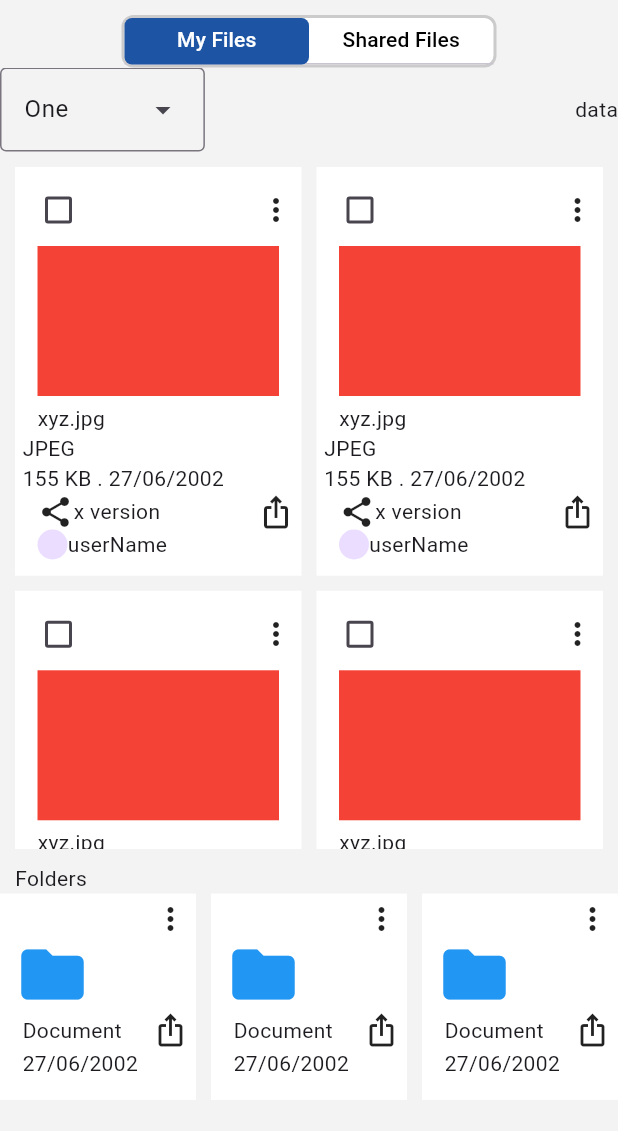
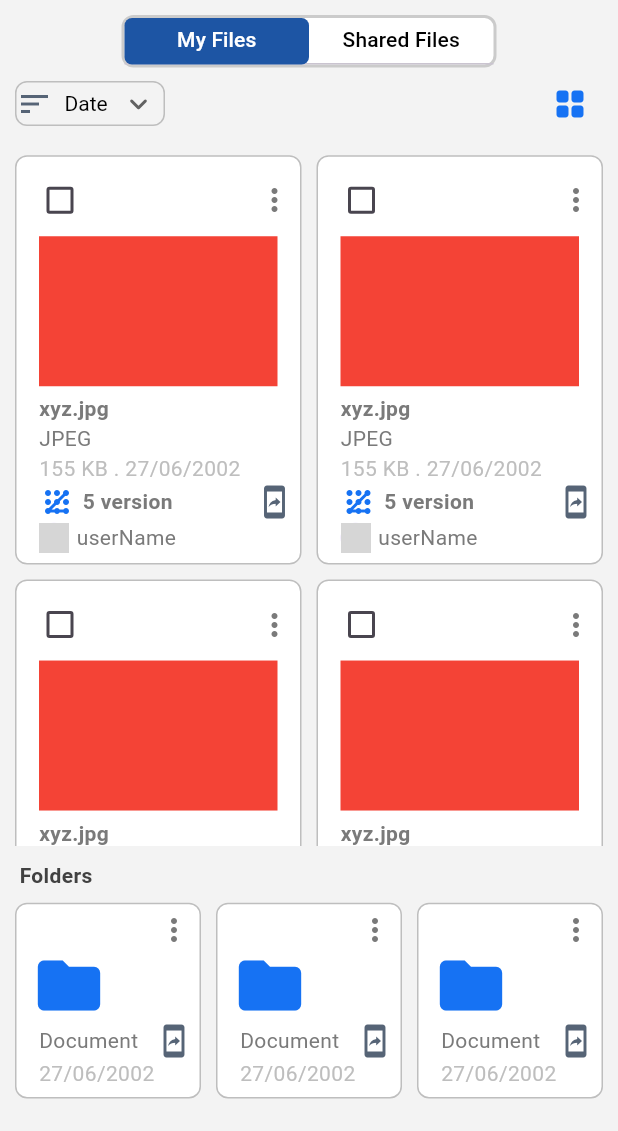
Before and after one commit to ppsshubham01/demo_Tagifile, a Flutter app: the PersonalPage screen opened directly, on a phone screen of 412 x 824 dp, the part 105-1236 px from its top. Run offline on Flutter 3.47's test engine with Material 3 defaults, Android fonts, the phone set to English and light mode, and no system bars; our stand-ins replace flutter_native_splash, flutter_svg, fluttertoast, form_field_validator, shared_preferences; accounts and stored records are empty; network calls fail; grey boxes are pictures that could not be loaded.

Commit message:
personalUi

```diff
--- a/lib/screens/tabs/collaborate_tab.dart
+++ b/lib/screens/tabs/collaborate_tab.dart
@@ -170,7 +170,14 @@ class _CollaboratePageState extends State<CollaboratePage> {
                       'https://source.unsplash.com/random?sig=$index'),
                 ),
               ),
-              title: Text(chatUsers[index].name),
+              title: GestureDetector(
+                  onTap: (){
+                    Navigator.push(context, MaterialPageRoute(builder: (context)=> ChatPage(
+                      userItem: chatUsers[index],
+                      networkImageLink: 'https://source.unsplash.com/random?sig=$index',
+                    ),),);
+                  },
+                  child: Text(chatUsers[index].name)),
               subtitle: Text("subtitle ${chatUsers[index].messageText}"),
               trailing: Column(
                 children: [
--- a/lib/screens/tabs/personal_tab.dart
+++ b/lib/screens/tabs/personal_tab.dart
@@ -1,5 +1,6 @@
 import 'package:flutter/cupertino.dart';
 import 'package:flutter/material.dart';
+import 'package:flutter/widgets.dart';
 import 'package:tagifiles/model/user_data.dart';
 import 'package:tagifiles/util/service.dart';
 
@@ -139,34 +140,13 @@ class _PersonalPageState extends State<PersonalPage>
                 // controller: _tabController,
                 children: [
                   MyFilesTab(),
-                  Icon(Icons.directions_transit),
+                  const Icon(Icons.directions_transit),
                 ],
               ),
             ),
           ],
         ),
       ),
-      // body: DefaultTabController(
-      //   length: 2,
-      //   child: Scaffold(
-      //     appBar: AppBar(
-      //       bottom: const TabBar(
-      //         tabs: [
-      //           Tab(text: "My Files",),
-      //           Tab(text: "Shared Files",),
-      //         ],
-      //       ),
-      //     ),
-      //     body: TabBarView(
-      //       children: [
-      //         Icon(Icons.directions_car),
-      //         Icon(Icons.directions_transit),
-      //       ],
-      //
-      //     ) ,
-      //   ),
-      //
-      // ),
     );
   }
 }
@@ -203,78 +183,65 @@ class MyFilesTab extends StatelessWidget {
           crossAxisSpacing: 10,
           mainAxisSpacing: 10,
         ),
+        padding: const EdgeInsets.only(top: 0.5),
         itemCount: items.length,
         itemBuilder: (context, index) {
           final item = items[index];
-
-          // return GridTile(
-          //   footer: Text(
-          //     item,
-          //     style: const TextStyle(
-          //       color: Colors.white,
-          //       fontSize: 32,
-          //       fontWeight: FontWeight.bold,
-          //     ),
-          //   ),
-          //   child: InkWell(
-          //     child: Ink.image(
-          //       image: NetworkImage(
-          //         'https://source.unsplash.com/random?sig=$index',
-          //       ),
-          //       fit: BoxFit.cover,
-          //     ),
-          //     onTap: () {
-          //       _selectedItem(item, context);
-          //     },
-          //   ),
-          // );
           return Container(
-            padding: EdgeInsets.all(5),
+            padding: const EdgeInsets.only(right: 5,left: 5,top: 5,bottom: 5),
             decoration: BoxDecoration(
               color: Colors.white,
+              border: Border.all(color: const Color(0xFFBEBEBE), width: 1),
+              borderRadius: BorderRadius.circular(8),
             ),
             child: Column(
+             mainAxisAlignment: MainAxisAlignment.start,
              crossAxisAlignment: CrossAxisAlignment.start,
              children: [
                Row(
                  mainAxisAlignment: MainAxisAlignment.spaceBetween,
                  children: [
-                    Checkbox(value: false, onChanged: (value) {
-                    },),
-                    Icon(Icons.more_vert),
+                   Checkbox(
+                     value: false,
+                     onChanged: (value) {},
+                   ),
+                   const Icon(Icons.more_vert,color: Color(0xFF7A7A7A),),
                  ],
                ),
                Container(
                  height: 100,
                  width: double.infinity,
-                  margin: EdgeInsets.only(bottom: 5,left: 10, right: 10),
+                 margin: const EdgeInsets.only(bottom: 5, left: 10, right: 10),
                  color: Colors.red,
+
+                 // NetworkImage('https://source.unsplash.com/random?sig=$index'),
                ),
-                Padding(
+
+               Container(
                  padding: const EdgeInsets.only(left: 10),
-                  child: Text('xyz.jpg'),
-                ),
-                Text('JPEG'),
-                Text('155 KB . 27/06/2002'),
-                Padding(
-                  padding: EdgeInsets.only(left: 10),
-                  child: Row(
+                 child: const Column(
+                   crossAxisAlignment: CrossAxisAlignment.start,
                    children: [
-                    Icon(Icons.share),
-                    Text('x version'),
+                     Text('xyz.jpg',style: TextStyle(color: Color(0xFF7A7A7A),fontWeight: FontWeight.bold),),
+                     Text('JPEG',style: TextStyle(color: Color(0xFF7A7A7A)),),
+                     Text('155 KB . 27/06/2002',style: TextStyle(color: Color(0xFFBEBEBE)),),
+                     Row(
+                       children: [
+                         Icon(Icons.pattern_sharp,color: Color(0xFF1672F3),),
+                         SizedBox(width: 5,),
+                         Text('5 version',style: TextStyle(color: Color(0xFF7A7A7A),fontWeight: FontWeight.bold),),
                          Spacer(),
-                    Icon(Icons.ios_share_outlined)
+                         Icon(Icons.mobile_screen_share,color: Color(0xFF566476),)
                        ],
                      ),
+                     SizedBox(height: 2,),
+                     Row(
+                       children: [
+                         CircleAvatar(radius: 10,backgroundImage: NetworkImage("https://source.unsplash.com/random"),),
+                         SizedBox(width: 5),
+                         Text('userName',style: TextStyle(color: Color(0xFF7A7A7A)),),
+                       ],
                      ),
-                Padding(
-                  padding: EdgeInsets.only(left: 10),
-                  child: Row(
-                    children: [
-                      CircleAvatar(
-                        radius: 10,
-                      ),
-                      Text('userName')
                    ],
                  ),
                )
@@ -293,34 +260,39 @@ class MyFilesTab extends StatelessWidget {
         ),
         itemCount: 3,
         itemBuilder: (context, index) {
-
           return Container(
-        padding: EdgeInsets.all(5),
+            padding: const EdgeInsets.all(5),
             decoration: BoxDecoration(
               color: Colors.white,
+              border: Border.all(color: const Color(0xFFBEBEBE), width: 1),
+              borderRadius: BorderRadius.circular(8),
             ),
-        child: Column(
+            child: const Column(
               crossAxisAlignment: CrossAxisAlignment.start,
               children: [
                 Align(
                     alignment: Alignment.centerRight,
-               child: Icon(Icons.more_vert)),
+                    child: Icon(Icons.more_vert,color: Color(0xFF7A7A7A),)),
                 Padding(
                     padding: EdgeInsets.only(left: 5),
-                child: Icon(Icons.folder, size: 50,color: Colors.blue,)),
+                    child: Icon(
+                      Icons.folder,
+                      size: 50,
+                      color: Color(0xFF1672F3),
+                    )),
                 Padding(
                   padding: EdgeInsets.only(left: 10),
                   child: Row(
                     children: [
-                  Text('Document'),
-                  Spacer(),
-                  Icon(Icons.ios_share_outlined)
+                      Text('Document',style: TextStyle(color: Color(0xFF7A7A7A)),),
+                      Spacer(flex: 1,),
+                      Icon(Icons.mobile_screen_share,color: Color(0xFF566476),)
                     ],
                   ),
                 ),
                 Padding(
                     padding: EdgeInsets.only(left: 10),
-              child: Text('27/06/2002')),
+                    child: Text('27/06/2002',style: TextStyle(color: Color(0xFFBEBEBE)),)),
               ],
             ),
           );
@@ -340,31 +312,75 @@ class MyFilesTab extends StatelessWidget {
       ..showSnackBar(snackBar);
   }
 
-  List<String> dropDownList = <String>['One', 'Two', 'Three', 'Four'];
+  String dropDownList ='Date';
 
   @override
   Widget build(BuildContext context) {
     return Column(
       crossAxisAlignment: CrossAxisAlignment.start,
       children: [
-        Row(
+        Padding(
+          padding: const EdgeInsets.only(left: 10.0, right: 8),
+          child: Row(
             mainAxisAlignment: MainAxisAlignment.spaceBetween,
             children: [
-            DropdownMenu<String>(
-              initialSelection: dropDownList.first,
-              onSelected: (String? value) {
-                // This is called when the user selects an item.
-                // setState(() {
-                //   dropdownValue = value!;
-                // });
+              Container(
+                decoration: BoxDecoration(
+                  border: Border.all(color: const Color(0xFFBEBEBE), width: 1),
+                  borderRadius: BorderRadius.circular(8),
+                ),
+                height: 30, // Set your desired height
+                width: 100, // Set your desired width
+                child: DropdownButton<String>(
+                  value: dropDownList,
+                  icon: const Icon(Icons.keyboard_arrow_down_rounded),
+                  iconSize: 24,
+                  elevation: 16,
+                  style: const TextStyle(color: Colors.black),
+                  underline: const SizedBox(), // Hide the default underline
+                  onChanged: (String? newValue) {
+                    if (newValue != null) {
+                      // Update the selected value on user interaction
+                      dropDownList = newValue;
+                      // You can add additional functionality here based on the selection
+                    }
                   },
-              dropdownMenuEntries:
-                  dropDownList.map<DropdownMenuEntry<String>>((String value) {
-                return DropdownMenuEntry<String>(value: value, label: value);
+                  items: <String>['Date', 'Name'].map((String value) {
+                    return DropdownMenuItem<String>(
+                      value: value,
+                      child: Row(
+                        children: [
+                          const Icon(Icons.sort,color: Color(0xFF566476),), // Leading icon
+                          const SizedBox(width: 8), // Adjust the spacing
+                          Text(value),
+                        ],
+                      ),
+                    );
                   }).toList(),
                 ),
-            Text('data'),
+              )
+
+              // DropdownMenu<String>(
+              //   // width: 30,
+              //   enabled: true,
+              //   leadingIcon: const Icon(Icons.sort),
+              //   trailingIcon: Icon(Icons.keyboard_arrow_down_rounded),
+              //   initialSelection: dropDownList.first,
+              //   onSelected: (String? value) {
+              //     // This is called when the user selects an item.
+              //     // setState(() {
+              //     //   dropdownValue = value!;
+              //     // });
+              //   },
+              //   dropdownMenuEntries:
+              //       dropDownList.map<DropdownMenuEntry<String>>((String value) {
+              //     return DropdownMenuEntry<String>(value: value, label: value);
+              //   }).toList(),
+              // ),
+              ,
+              IconButton(onPressed: () {}, icon: const Icon(Icons.grid_view_rounded,color: Color(0xFF1672F3),))
             ],
+          ),
         ),
         Expanded(
           flex: 3,
@@ -373,12 +389,18 @@ class MyFilesTab extends StatelessWidget {
             child: buildGrid(),
           ),
         ),
-        Padding(
-            padding: EdgeInsets.only(left: 10),
-            child: Text('Folders'),),
+        const Padding(
+          padding: EdgeInsets.only(left: 13),
+          child: Text('Folders',style: TextStyle(color: Color(0xFF414141),fontWeight: FontWeight.bold,fontSize: 14),),
+        ),
         Expanded(
           flex: 1,
-          child: buildFolderGrid(),),
+          child: Padding(
+            padding: const EdgeInsets.only(
+                left: 10.0, right: 10, top: 8.0, bottom: 8.0),
+            child: buildFolderGrid(),
+          ),
+        ),
       ],
     );
   }
--- a/lib/screens/tabs/user_tab.dart
+++ b/lib/screens/tabs/user_tab.dart
@@ -104,28 +104,29 @@ class _UserPageState extends State<UserPage> {
               color: Colors.white,
               height: 250,
               width: double.infinity,
-              child: Column(
+              child: const Column(
                 mainAxisAlignment: MainAxisAlignment.center,
                 children: [
                   CircleAvatar(
                     radius: 40,
-                    child: InkWell(
-                      child: Ink.image(
-                        image:
-                            NetworkImage('https://source.unsplash.com/random'),
-                        fit: BoxFit.cover,
-                      ),
-                    ),
+                    backgroundImage: NetworkImage('https://source.unsplash.com/random'),
+                    // child: InkWell(
+                    //   child: Ink.image(
+                    //     image:
+                    //         NetworkImage('https://source.unsplash.com/random'),
+                    //     fit: BoxFit.cover,
+                    //   ),
+                    // ),
                   ),
-                  const SizedBox(
+                  SizedBox(
                     height: 10,
                   ),
-                  const Text(
+                  Text(
                     'Lia Nass',
                     style: TextStyle(
                         fontWeight: FontWeight.bold, color: Color(0xFF566476)),
                   ),
-                  const Text('xyz@gmail.com',style: TextStyle(color: Color(0xFFA8A7A7)),),
+                  Text('xyz@gmail.com',style: TextStyle(color: Color(0xFFA8A7A7)),),
                 ],
               ),
             ),
```
Lines whose indentation alone changed are shown as unchanged.
